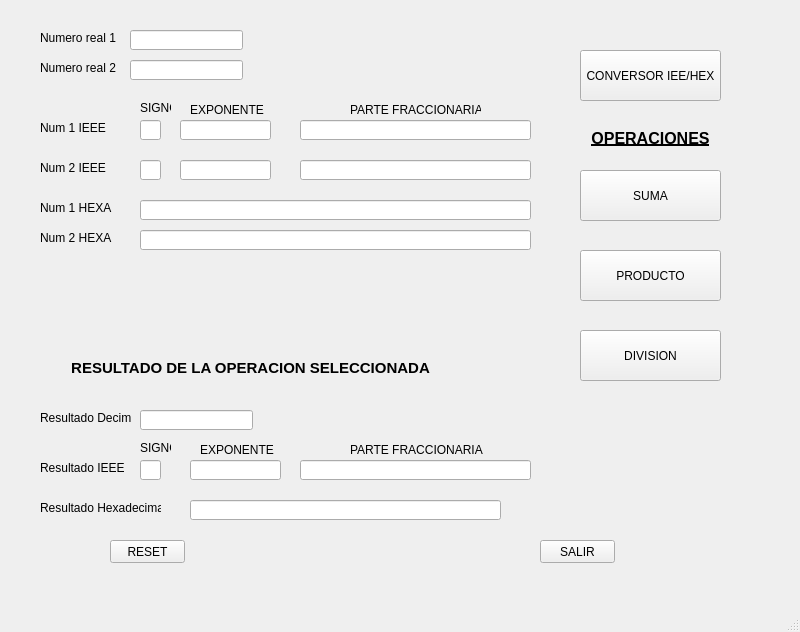
Before: the Qt Designer form mainwindow.ui in JSlaig/ARCO2020-ALU, drawn with Qt 5.
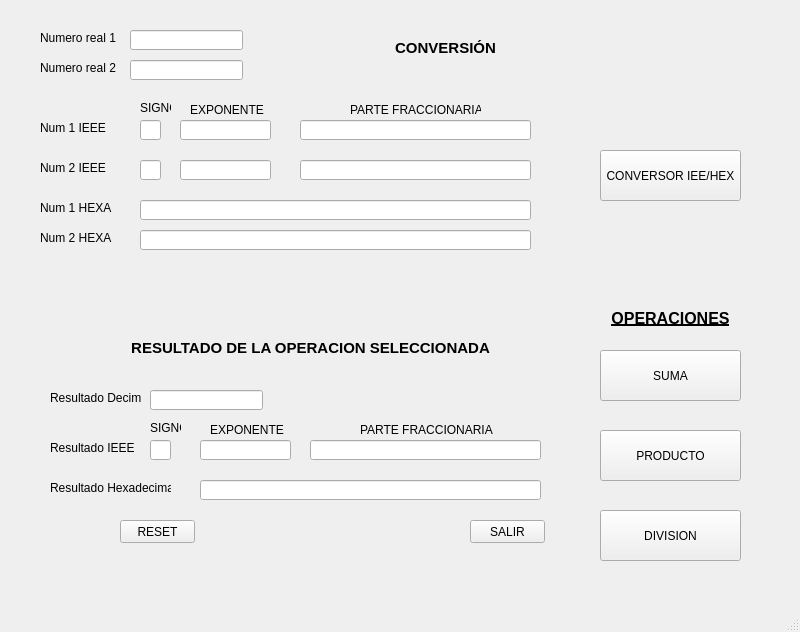
After: the same form once the commit is applied.

The edit to the form file:
```diff
--- a/mainwindow.ui
+++ b/mainwindow.ui
@@ -95,8 +95,8 @@
    <widget class="QLabel" name="labelResulDec">
     <property name="geometry">
      <rect>
-      <x>40</x>
-      <y>410</y>
+      <x>50</x>
+      <y>390</y>
       <width>91</width>
       <height>16</height>
      </rect>
@@ -108,8 +108,8 @@
    <widget class="QLabel" name="labelResulIEEE">
     <property name="geometry">
      <rect>
-      <x>40</x>
-      <y>460</y>
+      <x>50</x>
+      <y>440</y>
       <width>91</width>
       <height>16</height>
      </rect>
@@ -121,8 +121,8 @@
    <widget class="QLabel" name="labelResulHex">
     <property name="geometry">
      <rect>
-      <x>40</x>
-      <y>500</y>
+      <x>50</x>
+      <y>480</y>
       <width>121</width>
       <height>16</height>
      </rect>
@@ -198,8 +198,8 @@
    <widget class="QLineEdit" name="lineEditResDec">
     <property name="geometry">
      <rect>
-      <x>140</x>
-      <y>410</y>
+      <x>150</x>
+      <y>390</y>
       <width>113</width>
       <height>20</height>
      </rect>
@@ -208,9 +208,9 @@
    <widget class="QLineEdit" name="lineEditResHEX">
     <property name="geometry">
      <rect>
-      <x>190</x>
-      <y>500</y>
-      <width>311</width>
+      <x>200</x>
+      <y>480</y>
+      <width>341</width>
       <height>20</height>
      </rect>
     </property>
@@ -314,8 +314,8 @@
    <widget class="QLabel" name="labelNum1IEE_5">
     <property name="geometry">
      <rect>
-      <x>350</x>
-      <y>440</y>
+      <x>360</x>
+      <y>420</y>
       <width>151</width>
       <height>20</height>
      </rect>
@@ -327,8 +327,8 @@
    <widget class="QLabel" name="labelNum1IEE_6">
     <property name="geometry">
      <rect>
-      <x>140</x>
-      <y>440</y>
+      <x>150</x>
+      <y>420</y>
       <width>31</width>
       <height>16</height>
      </rect>
@@ -340,8 +340,8 @@
    <widget class="QLineEdit" name="lineEditRESIEEESIG">
     <property name="geometry">
      <rect>
-      <x>140</x>
-      <y>460</y>
+      <x>150</x>
+      <y>440</y>
       <width>21</width>
       <height>20</height>
      </rect>
@@ -350,8 +350,8 @@
    <widget class="QLineEdit" name="lineEditRESIEEEEXP">
     <property name="geometry">
      <rect>
-      <x>190</x>
-      <y>460</y>
+      <x>200</x>
+      <y>440</y>
       <width>91</width>
       <height>20</height>
      </rect>
@@ -360,8 +360,8 @@
    <widget class="QLineEdit" name="lineEditRESIEEEMAN">
     <property name="geometry">
      <rect>
-      <x>300</x>
-      <y>460</y>
+      <x>310</x>
+      <y>440</y>
       <width>231</width>
       <height>20</height>
      </rect>
@@ -370,8 +370,8 @@
    <widget class="QLabel" name="labelNum1IEE_7">
     <property name="geometry">
      <rect>
-      <x>200</x>
-      <y>440</y>
+      <x>210</x>
+      <y>420</y>
       <width>81</width>
       <height>20</height>
      </rect>
@@ -383,8 +383,8 @@
    <widget class="QPushButton" name="pushButtonRESET">
     <property name="geometry">
      <rect>
-      <x>110</x>
-      <y>540</y>
+      <x>120</x>
+      <y>520</y>
       <width>75</width>
       <height>23</height>
      </rect>
@@ -396,8 +396,8 @@
    <widget class="QPushButton" name="pushButtonSALIR">
     <property name="geometry">
      <rect>
-      <x>540</x>
-      <y>540</y>
+      <x>470</x>
+      <y>520</y>
       <width>75</width>
       <height>23</height>
      </rect>
@@ -409,8 +409,8 @@
    <widget class="QPushButton" name="pushButtonCONVERSOR">
     <property name="geometry">
      <rect>
-      <x>580</x>
-      <y>50</y>
+      <x>600</x>
+      <y>150</y>
       <width>141</width>
       <height>51</height>
      </rect>
@@ -422,8 +422,8 @@
    <widget class="QPushButton" name="pushButtonSUMA">
     <property name="geometry">
      <rect>
-      <x>580</x>
-      <y>170</y>
+      <x>600</x>
+      <y>350</y>
       <width>141</width>
       <height>51</height>
      </rect>
@@ -435,8 +435,8 @@
    <widget class="QPushButton" name="pushButtonPRODUCTO">
     <property name="geometry">
      <rect>
-      <x>580</x>
-      <y>250</y>
+      <x>600</x>
+      <y>430</y>
       <width>141</width>
       <height>51</height>
      </rect>
@@ -448,8 +448,8 @@
    <widget class="QPushButton" name="pushButtonDIVISION">
     <property name="geometry">
      <rect>
-      <x>580</x>
-      <y>330</y>
+      <x>600</x>
+      <y>510</y>
       <width>141</width>
       <height>51</height>
      </rect>
@@ -461,8 +461,8 @@
    <widget class="QLabel" name="label">
     <property name="geometry">
      <rect>
-      <x>580</x>
-      <y>130</y>
+      <x>600</x>
+      <y>310</y>
       <width>141</width>
       <height>16</height>
      </rect>
@@ -492,8 +492,8 @@
    <widget class="QLabel" name="label_2">
     <property name="geometry">
      <rect>
-      <x>30</x>
-      <y>360</y>
+      <x>90</x>
+      <y>340</y>
       <width>441</width>
       <height>16</height>
      </rect>
@@ -512,6 +512,29 @@
      <set>Qt::AlignCenter</set>
     </property>
    </widget>
+   <widget class="QLabel" name="label_3">
+    <property name="geometry">
+     <rect>
+      <x>360</x>
+      <y>40</y>
+      <width>171</width>
+      <height>16</height>
+     </rect>
+    </property>
+    <property name="font">
+     <font>
+      <pointsize>11</pointsize>
+      <weight>75</weight>
+      <bold>true</bold>
+     </font>
+    </property>
+    <property name="text">
+     <string>CONVERSIÓN</string>
+    </property>
+    <property name="alignment">
+     <set>Qt::AlignCenter</set>
+    </property>
+   </widget>
   </widget>
   <widget class="QMenuBar" name="menubar">
    <property name="geometry">
```
Left out of the diff: 2 changed lines with no effect on the pictures.
